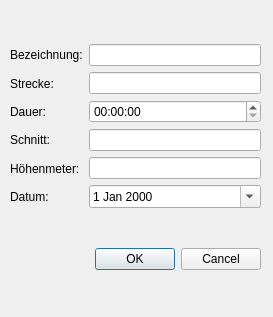
Quichi/MTB-Tracker, file newtourwindow.ui: the form before one commit.
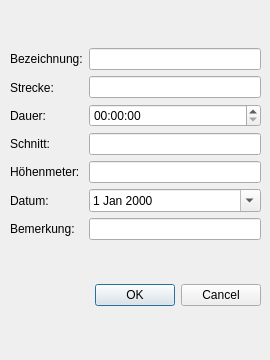
The form after the commit.

```diff
--- a/newtourwindow.ui
+++ b/newtourwindow.ui
@@ -9,8 +9,8 @@
    <rect>
     <x>0</x>
     <y>0</y>
-    <width>273</width>
-    <height>317</height>
+    <width>270</width>
+    <height>360</height>
    </rect>
   </property>
   <property name="minimumSize">
@@ -34,10 +34,13 @@
      <x>10</x>
      <y>10</y>
      <width>251</width>
-     <height>294</height>
+     <height>336</height>
     </rect>
    </property>
    <layout class="QVBoxLayout" name="verticalLayout_3">
+    <property name="sizeConstraint">
+     <enum>QLayout::SetDefaultConstraint</enum>
+    </property>
     <item>
      <layout class="QHBoxLayout" name="horizontalLayout">
       <item>
@@ -84,6 +87,13 @@
           </property>
          </widget>
         </item>
+        <item>
+         <widget class="QLabel" name="label_7">
+          <property name="text">
+           <string>Bemerkung:</string>
+          </property>
+         </widget>
+        </item>
        </layout>
       </item>
       <item>
@@ -123,6 +133,9 @@
           </property>
          </widget>
         </item>
+        <item>
+         <widget class="QLineEdit" name="leBemerkung"/>
+        </item>
        </layout>
       </item>
      </layout>
```
